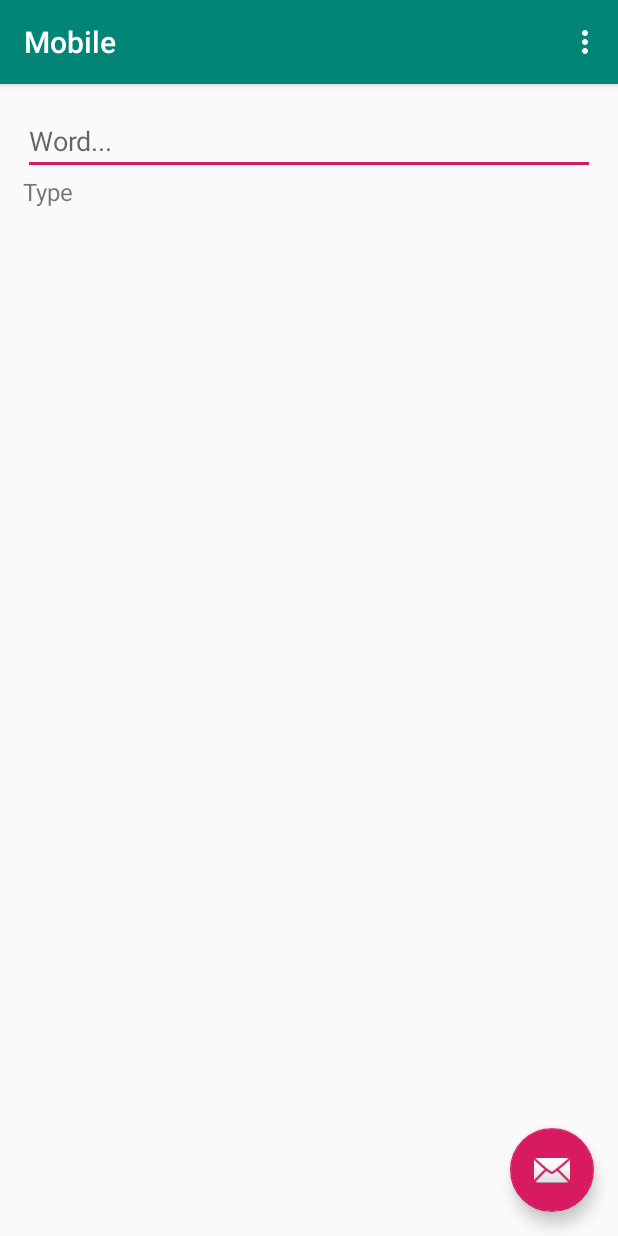
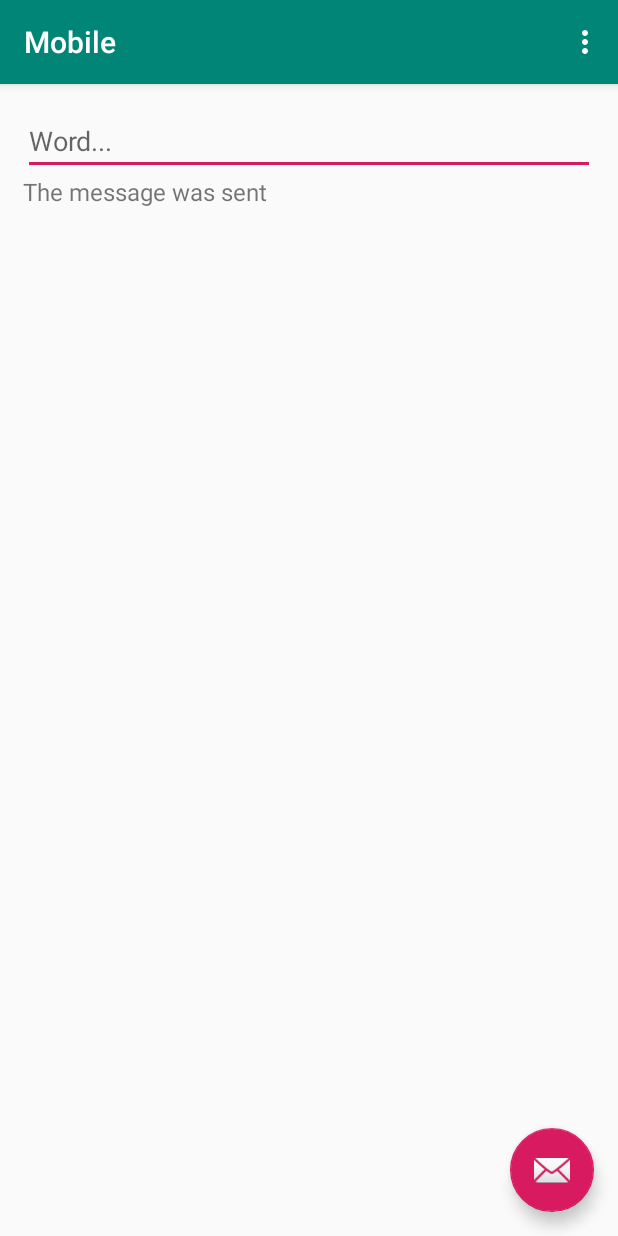
Before and after one commit to onurkinay/IoTMessenger, an Android app: the screen it shows after launch (MainActivity), after a tap on an icon or button, on a phone screen of 412 x 824 dp. Run offline under Robolectric (Android 15) with nearby library versions, the phone set to English and light mode, and no system bars; libraries missing offline, so code that uses them is left out: com.kenai.jffi, com.microsoft.azure; 8 statements that could not run were skipped.

Commit message:
Fixed Bugs

```diff
--- a/Mobile/app/src/main/java/tr/com/onurkinay/mobile/AzureClass.kt
+++ b/Mobile/app/src/main/java/tr/com/onurkinay/mobile/AzureClass.kt
@@ -1,6 +1,7 @@
 package tr.com.onurkinay.mobile
 
 import android.support.v7.app.AppCompatActivity
+import com.kenai.jffi.Main
 import com.microsoft.azure.eventhubs.EventHubClient
 import com.microsoft.azure.eventhubs.EventHubException
 import com.microsoft.azure.eventhubs.EventPosition
@@ -15,7 +16,8 @@ import java.util.concurrent.ExecutionException
 import java.util.concurrent.Executors
 import java.util.function.Consumer
 
- class AzureClass : AppCompatActivity() {
+ class AzureClass(mainAc: MainActivity) : AppCompatActivity() {
+     private var mainAcc = mainAc
     var connString =
         "HostName=messenger.azure-devices.net;DeviceId=pi;SharedAccessKey=8a26D9kC5PJLVfrEFcWA/1tdk0K8hlt3WNHDZJcHDaQ="
     var sendMessage: Message = Message("{ \"mes\":\"Hi World\", \"id\":65 }")
@@ -77,7 +79,7 @@ import java.util.function.Consumer
             sendMessage = Message("{ \"mes\":\"" + value + "\", \"id\": " + random.nextInt(5000) + 1 + " }")
             sendMessage.messageId = java.util.UUID.randomUUID().toString()
 
-            MainActivity().getMessage("The message was sent")
+            mainAcc.getMessage("The message was sent")
 
             val eventCallback = EventCallback()
             client.sendEventAsync(sendMessage, eventCallback, 1)
@@ -113,7 +115,7 @@ import java.util.function.Consumer
                         for (receivedEvent in receivedEvents!!) {
                             var message = String(receivedEvent.bytes, Charsets.ISO_8859_1)
                             if (message.contains("idfP", ignoreCase = true)) {
-                                MainActivity().getMessage("The message was READ")
+                                mainAcc.getMessage("The message was READ")
                             }
                         }
                     }
--- a/Mobile/app/src/main/java/tr/com/onurkinay/mobile/MainActivity.kt
+++ b/Mobile/app/src/main/java/tr/com/onurkinay/mobile/MainActivity.kt
@@ -15,9 +15,9 @@ import java.util.concurrent.Executors
 import java.net.URI
 
 class MainActivity : AppCompatActivity() {
+    private val azure = AzureClass(this)
 
-    private val azure = AzureClass()
-    override fun onCreate(savedInstanceState: Bundle?)  {
+    override fun onCreate(savedInstanceState: Bundle?) {
         super.onCreate(savedInstanceState)
         setContentView(R.layout.activity_main)
         setSupportActionBar(toolbar)
@@ -25,7 +25,6 @@ class MainActivity : AppCompatActivity() {
             azure.initClient()
         } catch (e: Exception) {
         }
-
         val connStr = ConnectionStringBuilder()
             .setEndpoint(URI(azure.eventHubsCompatibleEndpoint))
             .setEventHubName(azure.eventHubsCompatiblePath)
@@ -47,8 +46,8 @@ class MainActivity : AppCompatActivity() {
         }
 
         fab.setOnClickListener { view ->
-           run {
-               azure.send(textMessage.text.toString())
+            run {
+                azure.send(textMessage.text.toString())
             }
         }
 
@@ -71,8 +70,8 @@ class MainActivity : AppCompatActivity() {
         }
     }
 
-    fun getMessage(mes:String?){
-        txtStatus.text =mes
+    fun getMessage(mes: String?) {
+        txtStatus.text = mes
     }
 
 
--- a/Mobile/app/src/main/res/layout/content_main.xml
+++ b/Mobile/app/src/main/res/layout/content_main.xml
@@ -38,7 +38,7 @@
 
             <TextView
                     android:id="@+id/txtStatus"
-                    android:layout_width="wrap_content"
+                    android:layout_width="match_parent"
                     android:layout_height="wrap_content"
                     android:layout_row="1"
 
```
